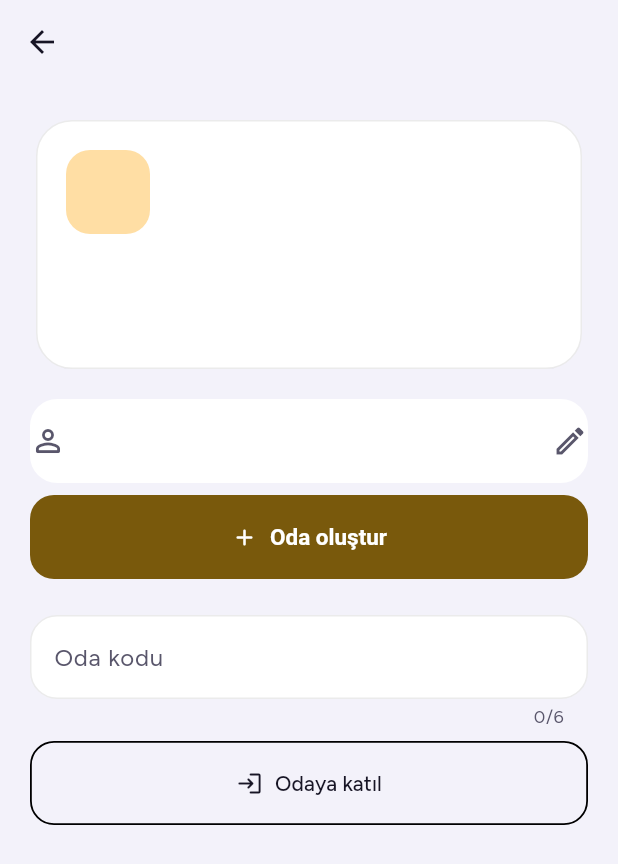
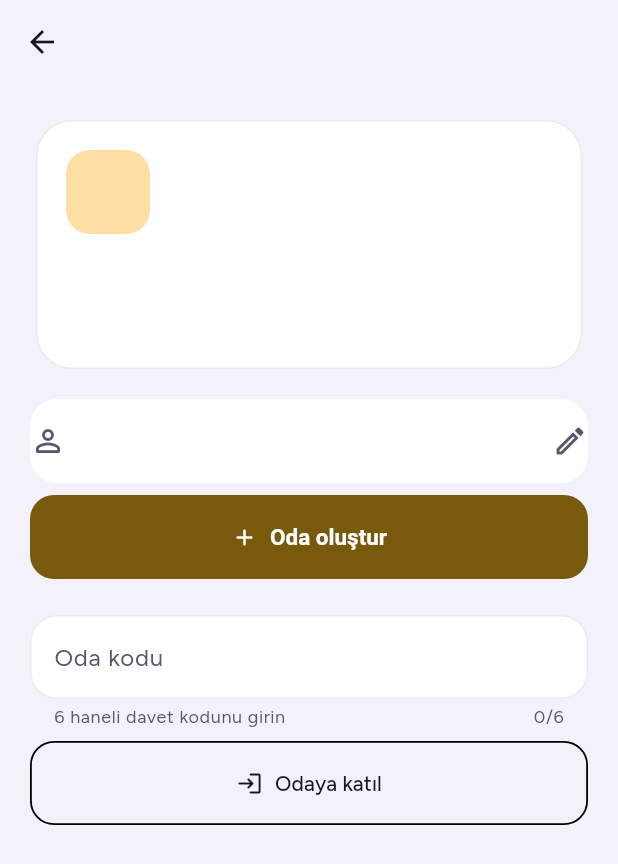
Before and after one commit to ferdidrgn/AZOyun, a Flutter app: the AZOnlineLobby screen opened directly with empty values, on a phone screen of 412 x 824 dp. Shown: the top 864 px of the screen. Run offline on Flutter 3.47's test engine with Material 3 defaults, Android fonts, the phone set to English and light mode, and no system bars; drawn by our look-alikes of dynamic_color; our stand-ins replace app_links, firebase_analytics, firebase_core, firebase_crashlytics, firebase_database, firebase_messaging and 15 more; missing offline and left inert: games_services, mobile_scanner; accounts and stored records are empty.

Commit message:
Improve shared lobby access hints

```diff
--- a/lib/core/widgets/az_online_lobby.dart
+++ b/lib/core/widgets/az_online_lobby.dart
@@ -70,7 +70,12 @@ class AZOnlineLobby extends StatelessWidget {
                 ),
                 const SizedBox(height: 16),
                 if (setupOptions != null) ...[
-                  setupOptions!,
+                  Semantics(
+                    container: true,
+                    explicitChildNodes: true,
+                    label: 'Oyun seçenekleri',
+                    child: setupOptions!,
+                  ),
                   const SizedBox(height: 16),
                 ],
                 ListTile(
@@ -99,7 +104,11 @@ class AZOnlineLobby extends StatelessWidget {
                   textCapitalization: TextCapitalization.characters,
                   maxLength: 6,
                   enabled: !loading,
-                  decoration: const InputDecoration(labelText: 'Oda kodu'),
+                  decoration: const InputDecoration(
+                    labelText: 'Oda kodu',
+                    helperText: '6 haneli davet kodunu girin',
+                  ),
+                  textInputAction: TextInputAction.go,
                   onSubmitted: (_) {
                     if (!loading) onJoin();
                   },
```
